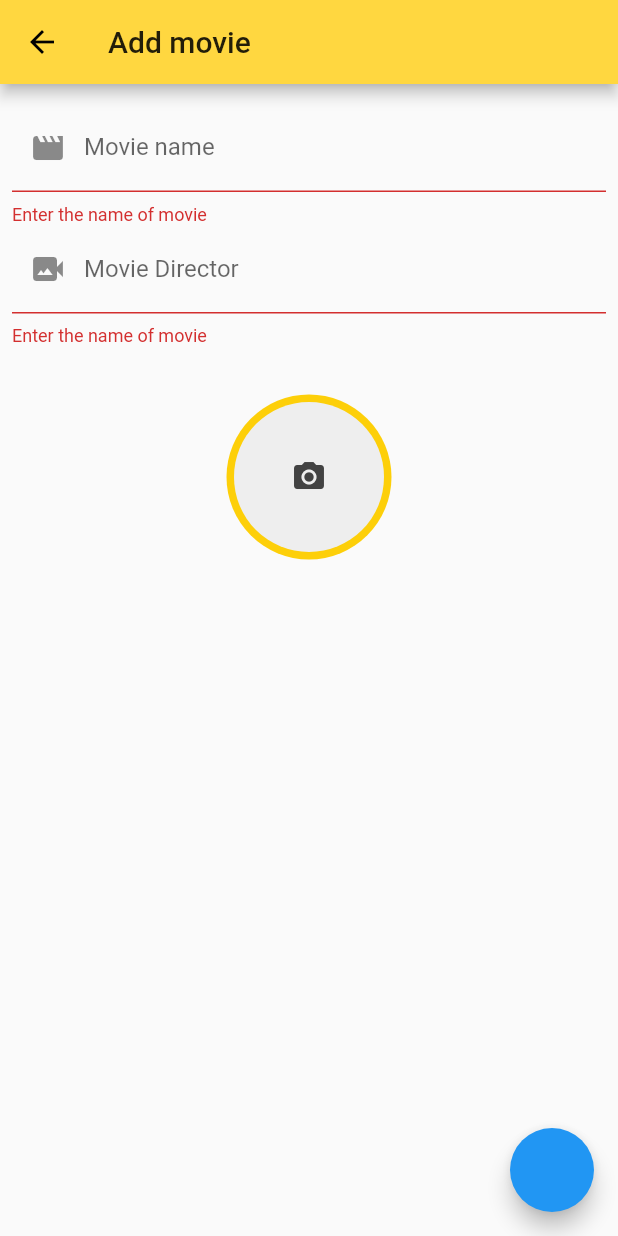
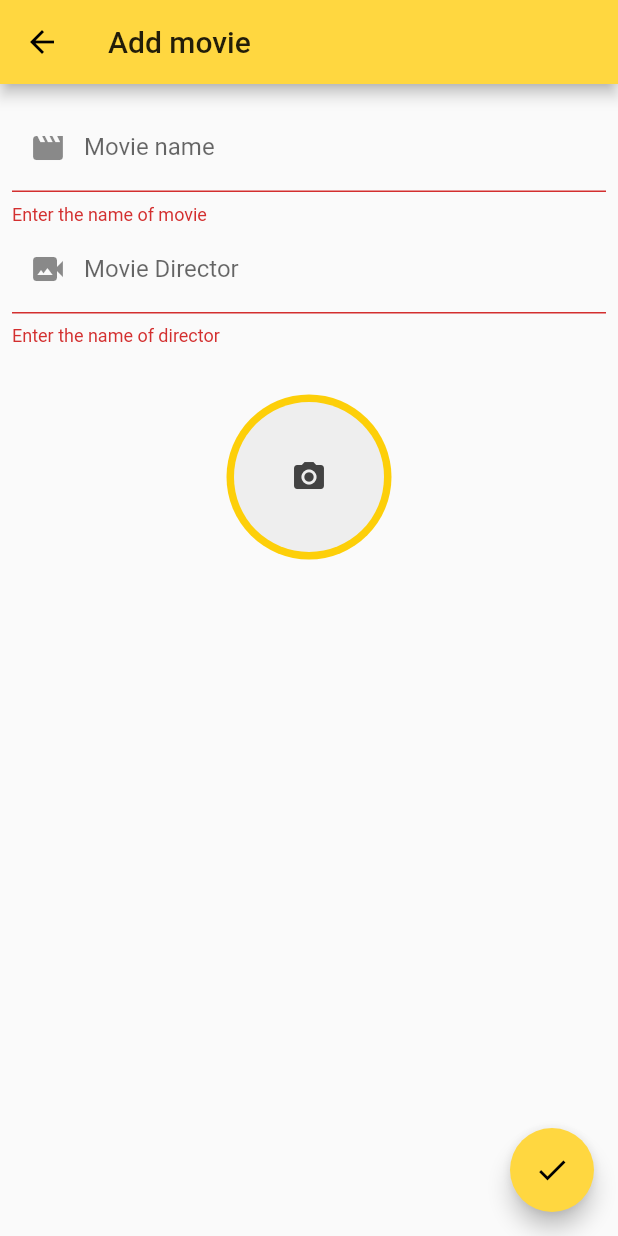
Before and after one commit to pradyutsingh/mymovies, a Flutter app: the HomePage screen opened directly, after a tap on the "add" icon, on a phone screen of 412 x 824 dp. Run offline on Flutter 3.47's test engine with Material 2 defaults, Android fonts, the phone set to English and light mode, and no system bars; our stand-ins replace firebase_auth, firebase_core, image_picker, sqflite; accounts and stored records are empty.

Commit message:
Second commit

```diff
--- a/lib/Screens/HomePage.dart
+++ b/lib/Screens/HomePage.dart
@@ -65,6 +65,7 @@ class _HomePageState extends State<HomePage> {
         child: Icon(Icons.add, color: Colors.black),
       ),
       appBar: AppBar(
+        elevation: 0,
         backgroundColor: Colors.amberAccent,
         title: Text(
           "Your movies",
@@ -81,41 +82,63 @@ class _HomePageState extends State<HomePage> {
         ],
       ),
       body: Container(
+        // color: Colors.teal[100],
         child: !isLoggedin ? CircularProgressIndicator() : getNoteListView(),
       ),
     );
   }
 
-  ListView getNoteListView() {
-    return ListView.builder(
+  Widget getNoteListView() {
+    return count == 0
+        ? Center(
+            child: Text(
+            "Its empty here :(",
+            style: TextStyle(
+                fontSize: 15,
+                color: Colors.blueGrey,
+                fontWeight: FontWeight.bold),
+          ))
+        : ListView.builder(
             itemCount: count,
             itemBuilder: (BuildContext context, int position) {
               return Card(
+                // color:
                 child: Column(
                   mainAxisSize: MainAxisSize.min,
                   children: <Widget>[
                     ListTile(
+                      contentPadding: EdgeInsets.only(top: 10, left: 15),
                       leading: ClipRRect(
-                  borderRadius: BorderRadius.circular(20.0), //or 15.0
+                        borderRadius: BorderRadius.circular(10.0), //or 15.0
                         child: Container(
-                    height: 70.0,
-                    width: 70.0,
+                          height: 85.0,
+                          width: 75.0,
                           color: Colors.white,
                           child: Image.memory(
-                      // (?base64Decode(this.movieList![position].imagecode))
                             Base64Decoder()
                                 .convert(this.movieList![position].imageCode!),
+                            fit: BoxFit.cover,
                           ),
                         ),
                       ),
-                title: Text(this.movieList![position].movieName!),
-                subtitle: Text(this.movieList![position].director!),
+                      title: Text(
+                        this.movieList![position].movieName!,
+                        style: TextStyle(
+                          fontSize: 25,
+                          fontWeight: FontWeight.bold,
+                        ),
+                      ),
+                      subtitle: Text(
+                        "Movie by ${this.movieList![position].director!}",
+                        style: TextStyle(fontSize: 20),
+                      ),
                     ),
                     Row(
                       mainAxisAlignment: MainAxisAlignment.end,
                       children: [
                         IconButton(
-                    onPressed: () => _delete(context, movieList![position]),
+                          onPressed: () =>
+                              _delete(context, movieList![position]),
                           icon: Icon(
                             Icons.delete,
                             color: Colors.redAccent,
@@ -124,7 +147,8 @@ class _HomePageState extends State<HomePage> {
                         const SizedBox(width: 8),
                         IconButton(
                           onPressed: () {
-                      navigateToForm(this.movieList![position], 'Edit movie');
+                            navigateToForm(
+                                this.movieList![position], 'Edit movie');
                           },
                           icon: Icon(
                             Icons.edit,
--- a/lib/Screens/MovieForm.dart
+++ b/lib/Screens/MovieForm.dart
@@ -42,11 +42,11 @@ class _MovieFormState extends State<MovieForm> {
   _imgFromGallery() async {
     var image = await ImagePicker()
         .pickImage(source: ImageSource.gallery, imageQuality: 50);
-    var _imageFile = File(image!.path);
+    // var _imageFile = File(image!.path);
     setState(() {
       _image = image;
       _imageFile = File(_image!.path);
-      List<int> imageBytes = _imageFile.readAsBytesSync();
+      List<int> imageBytes = _imageFile!.readAsBytesSync();
       _base64Image = base64Encode(imageBytes);
       print(_base64Image);
     });
@@ -114,6 +114,13 @@ class _MovieFormState extends State<MovieForm> {
     return "All good";
   }
 
+  String validatedirector(String value) {
+    if (value.isEmpty) {
+      return "Enter the name of director";
+    }
+    return "All good";
+  }
+
   void updateMovieName() {
     widget.movie.movieName = movienameController.text;
   }
@@ -145,10 +152,10 @@ class _MovieFormState extends State<MovieForm> {
     }
     if (result != 0) {
       // Success
-      _showAlertDialog('Status', 'Note Saved Successfully');
+      _showAlertDialog('Status', 'Movie Saved Successfully');
     } else {
       // Failure
-      _showAlertDialog('Status', 'Problem Saving Note');
+      _showAlertDialog('Status', 'Problem Saving Movie');
     }
   }
 
@@ -156,13 +163,25 @@ class _MovieFormState extends State<MovieForm> {
   Widget build(BuildContext context) {
     moviedirectorController.text = widget.movie.director!;
     movienameController.text = widget.movie.movieName!;
+    bool shouldpop = true;
     return Scaffold(
       floatingActionButton: FloatingActionButton(
+        backgroundColor: Colors.amberAccent,
+        child: Icon(
+          Icons.done,
+          color: Colors.black,
+        ),
         onPressed: _save,
       ),
       appBar: AppBar(
         title: Text(widget.appBarTitle!),
         backgroundColor: Colors.amberAccent,
+        leading: IconButton(
+          icon: Icon(Icons.arrow_back),
+          onPressed: () {
+            moveToLastScreen();
+          },
+        ),
       ),
       body: Padding(
         padding: const EdgeInsets.all(8.0),
@@ -192,13 +211,13 @@ class _MovieFormState extends State<MovieForm> {
                       controller: moviedirectorController,
                       decoration: InputDecoration(
                         labelText: "Movie Director",
-                        errorText: validateName(moviedirectorController.text),
+                        errorText:
+                            validatedirector(moviedirectorController.text),
                         prefixIcon: Icon(
                           Icons.video_camera_back,
                         ),
                       ),
                       onChanged: (value) {
-                        debugPrint('Something changed in Director Text Field');
                         updateDirector();
                       },
                     ),
--- a/lib/Screens/StartPage.dart
+++ b/lib/Screens/StartPage.dart
@@ -23,6 +23,7 @@ class _StartPageState extends State<StartPage> {
   @override
   Widget build(BuildContext context) {
     return MaterialApp(
+      debugShowCheckedModeBanner: false,
       home: Scaffold(
         backgroundColor: Colors.amberAccent,
         body: SingleChildScrollView(
--- a/lib/utils/DataBase_helper.dart
+++ b/lib/utils/DataBase_helper.dart
@@ -32,7 +32,7 @@ class DataBaseHelper {
 
   Future<Database> initializeDatabase() async {
     Directory directory = await getApplicationDocumentsDirectory();
-    String path = directory.path + 'movies.db';
+    String path = directory.path + 'movies1.db';
 
     var moviesDatabase =
         await openDatabase(path, version: 1, onCreate: _createDb);
@@ -92,7 +92,7 @@ create table $movieTable (
     var movieMapList = await getMovieMapList();
     int count = movieMapList.length;
 
-    List<Movie>? movieList = List<Movie>.empty();
+    List<Movie> movieList = [];
     for (int i = 0; i < count; i++) {
       movieList.add(Movie.fromMapObject(movieMapList[i]));
     }
```
Lines whose indentation alone changed are shown as unchanged.
